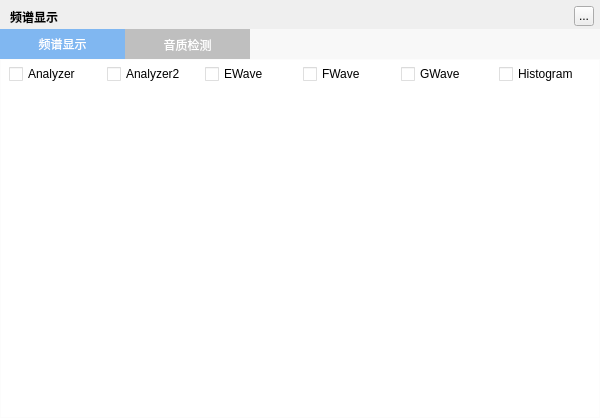
This is TTKCore/musicUiKits/musicToolsetsKits/musicspectrumwidget.ui in jjzhang166/Musicplayer as Qt 5 draws it before an edit. The edited form follows.
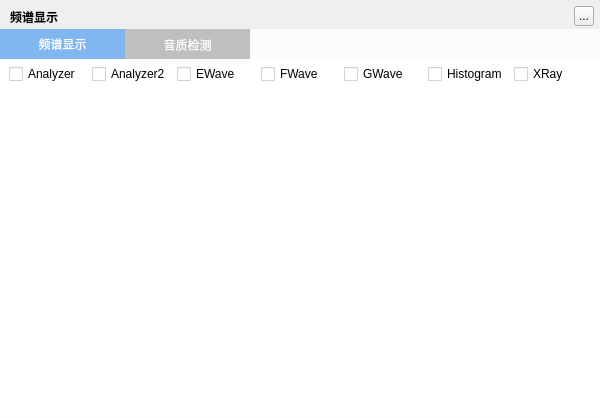
This is the edited form.

Patch:
```diff
--- a/TTKCore/musicUiKits/musicToolsetsKits/musicspectrumwidget.ui
+++ b/TTKCore/musicUiKits/musicToolsetsKits/musicspectrumwidget.ui
@@ -65,7 +65,7 @@
     </rect>
    </property>
    <property name="styleSheet">
-    <string notr="true">background:rgba(255,255,255,150)</string>
+    <string notr="true">background:rgba(255, 255, 255, 200);</string>
    </property>
    <widget class="QTabWidget" name="mainViewWidget">
     <property name="geometry">
@@ -183,6 +183,13 @@
            </property>
           </widget>
          </item>
+         <item>
+          <widget class="QCheckBox" name="xrayBox">
+           <property name="text">
+            <string>XRay</string>
+           </property>
+          </widget>
+         </item>
         </layout>
        </widget>
       </item>
```
